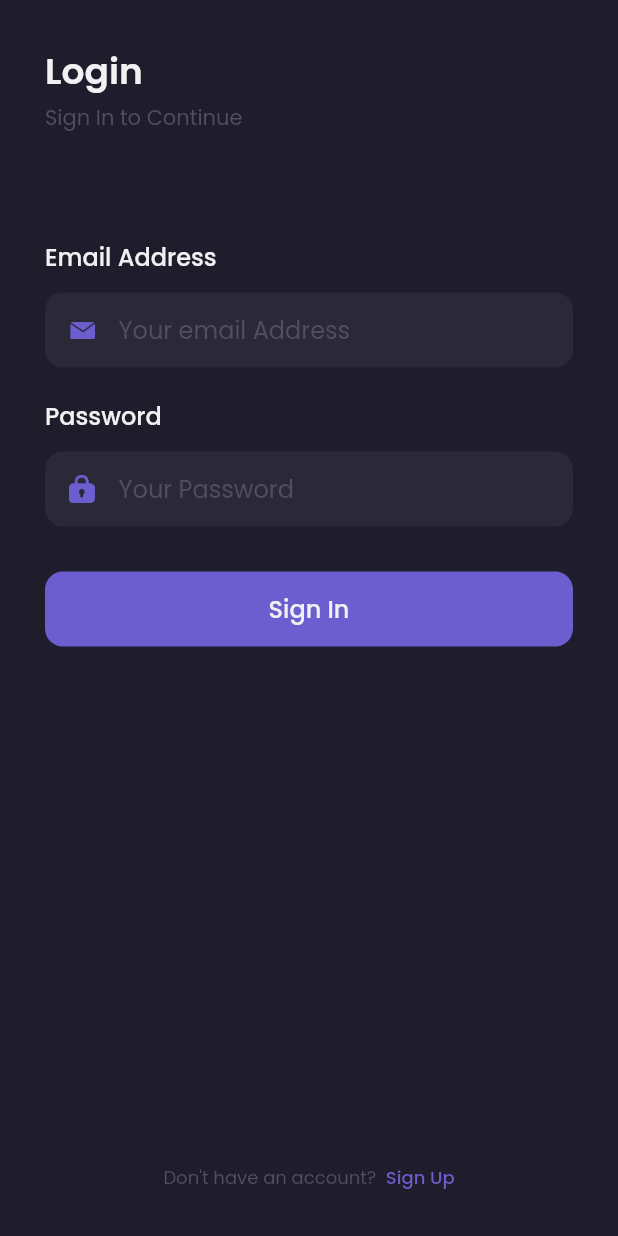
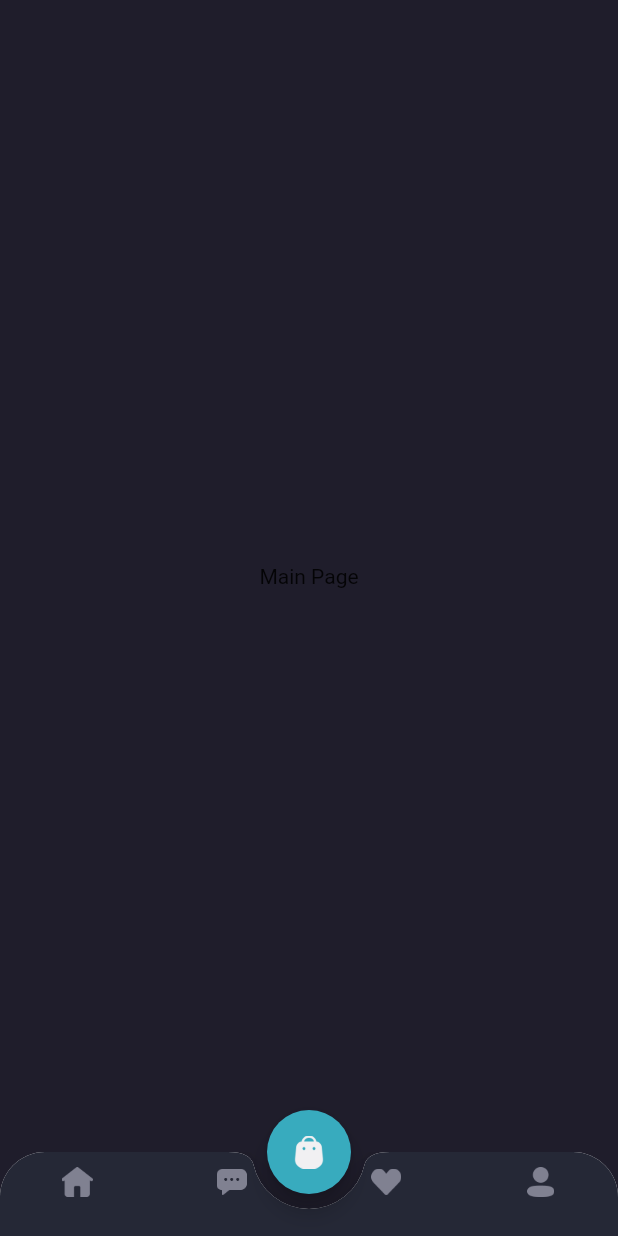
Before and after one commit to sugeng20/shamo, a Flutter app: the screen it shows after launch, after a tap on "Sign In", on a phone screen of 412 x 824 dp. Run offline on Flutter 3.47's test engine with Material 2 defaults, Android fonts, the phone set to English and light mode, and no system bars; our stand-ins replace google_fonts.

Commit message:
Membuat Custom Bottom Navigation

```diff
--- a/lib/main.dart
+++ b/lib/main.dart
@@ -1,4 +1,5 @@
 import 'package:flutter/material.dart';
+import 'package:shamo/pages/home/main_page.dart';
 import 'package:shamo/pages/sign_in_page.dart';
 import 'package:shamo/pages/sign_up_page.dart';
 import 'package:shamo/pages/splash_page.dart';
@@ -15,7 +16,8 @@ class MyApp extends StatelessWidget {
       routes: {
         '/': (context) => SplashPage(),
         '/sign-in': (context) => SignInPage(),
-        '/sign-up': (context) => SignUpPage()
+        '/sign-up': (context) => SignUpPage(),
+        '/home': (context) => MainPage()
       },
     );
   }
--- /dev/null
+++ b/lib/pages/home/main_page.dart
@@ -0,0 +1,70 @@
+import 'package:flutter/material.dart';
+import 'package:shamo/theme.dart';
+
+class MainPage extends StatelessWidget {
+  const MainPage({Key? key}) : super(key: key);
+
+  @override
+  Widget build(BuildContext context) {
+    Widget cartButton() {
+      return FloatingActionButton(
+        onPressed: () {},
+        backgroundColor: secondaryColor,
+        child: Image.asset(
+          'assets/icon_cart.png',
+          width: 20,
+        ),
+      );
+    }
+
+    Widget customNavbar() {
+      return ClipRRect(
+        borderRadius: BorderRadius.vertical(top: Radius.circular(30)),
+        child: BottomAppBar(
+          shape: CircularNotchedRectangle(),
+          notchMargin: 10,
+          clipBehavior: Clip.antiAlias,
+          child: BottomNavigationBar(
+              backgroundColor: backgroundColor4,
+              type: BottomNavigationBarType.fixed,
+              items: [
+                BottomNavigationBarItem(
+                    icon: Image.asset(
+                      'assets/icon_home.png',
+                      width: 21,
+                    ),
+                    label: ''),
+                BottomNavigationBarItem(
+                    icon: Image.asset(
+                      'assets/icon_chat.png',
+                      width: 20,
+                    ),
+                    label: ''),
+                BottomNavigationBarItem(
+                    icon: Image.asset(
+                      'assets/icon_wishlist.png',
+                      width: 20,
+                    ),
+                    label: ''),
+                BottomNavigationBarItem(
+                    icon: Image.asset(
+                      'assets/icon_profile.png',
+                      width: 18,
+                    ),
+                    label: '')
+              ]),
+        ),
+      );
+    }
+
+    return Scaffold(
+      backgroundColor: backgroundColor1,
+      floatingActionButton: cartButton(),
+      floatingActionButtonLocation: FloatingActionButtonLocation.centerDocked,
+      bottomNavigationBar: customNavbar(),
+      body: Center(
+        child: Text("Main Page"),
+      ),
+    );
+  }
+}
--- a/lib/pages/sign_in_page.dart
+++ b/lib/pages/sign_in_page.dart
@@ -123,7 +123,9 @@ class SignInPage extends StatelessWidget {
         width: double.infinity,
         margin: EdgeInsets.only(top: 30),
         child: TextButton(
-          onPressed: () {},
+          onPressed: () {
+            Navigator.pushNamed(context, '/home');
+          },
           style: TextButton.styleFrom(
               backgroundColor: primaryColor,
               shape: RoundedRectangleBorder(
--- a/lib/pages/sign_up_page.dart
+++ b/lib/pages/sign_up_page.dart
@@ -209,7 +209,9 @@ class SignUpPage extends StatelessWidget {
         width: double.infinity,
         margin: EdgeInsets.only(top: 30),
         child: TextButton(
-          onPressed: () {},
+          onPressed: () {
+            Navigator.pushNamed(context, '/home')
+          },
           style: TextButton.styleFrom(
               backgroundColor: primaryColor,
               shape: RoundedRectangleBorder(
--- a/lib/theme.dart
+++ b/lib/theme.dart
@@ -10,6 +10,7 @@ Color priceColor = const Color(0xff2C96F1);
 Color backgroundColor1 = const Color(0xff1F1D2B);
 Color backgroundColor2 = const Color(0xff2B2937);
 Color backgroundColor3 = const Color(0xff242231);
+Color backgroundColor4 = const Color(0xff252836);
 Color primaryTextColor = const Color(0xffF1F0F2);
 Color secondaryTextColor = const Color(0xff999999);
 Color subtitleColor = const Color(0xff504F5E);
```
